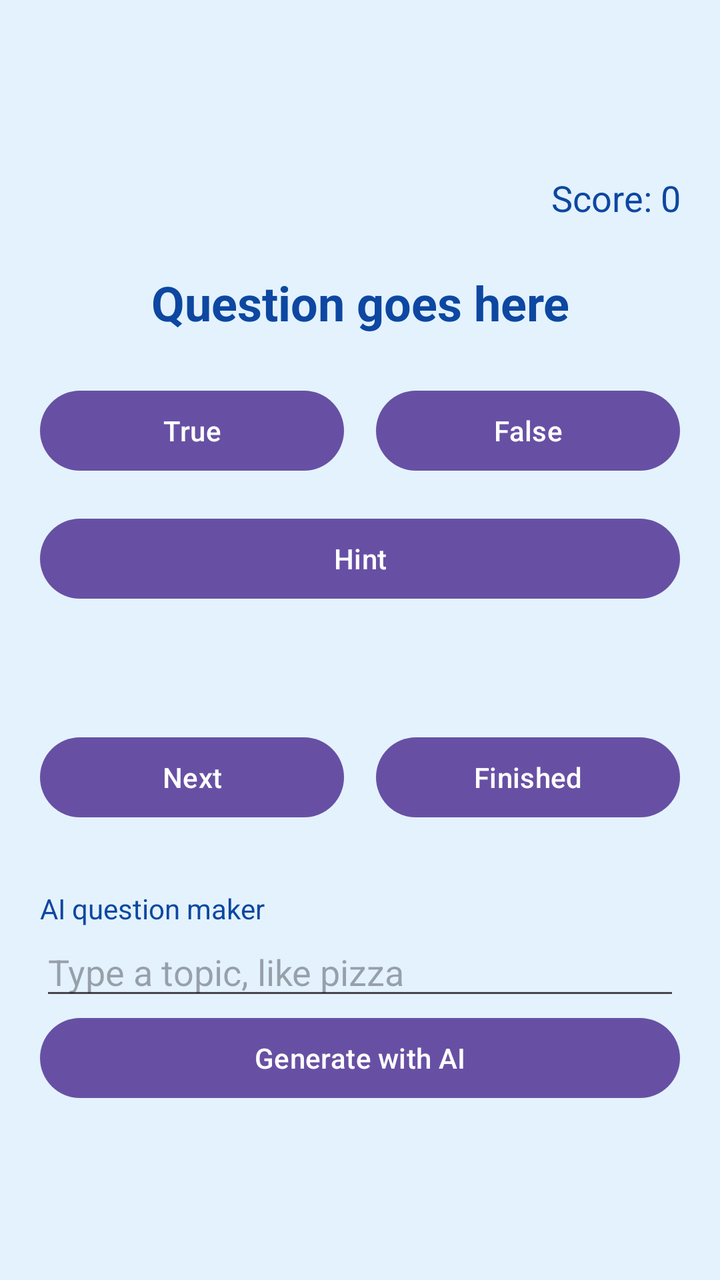
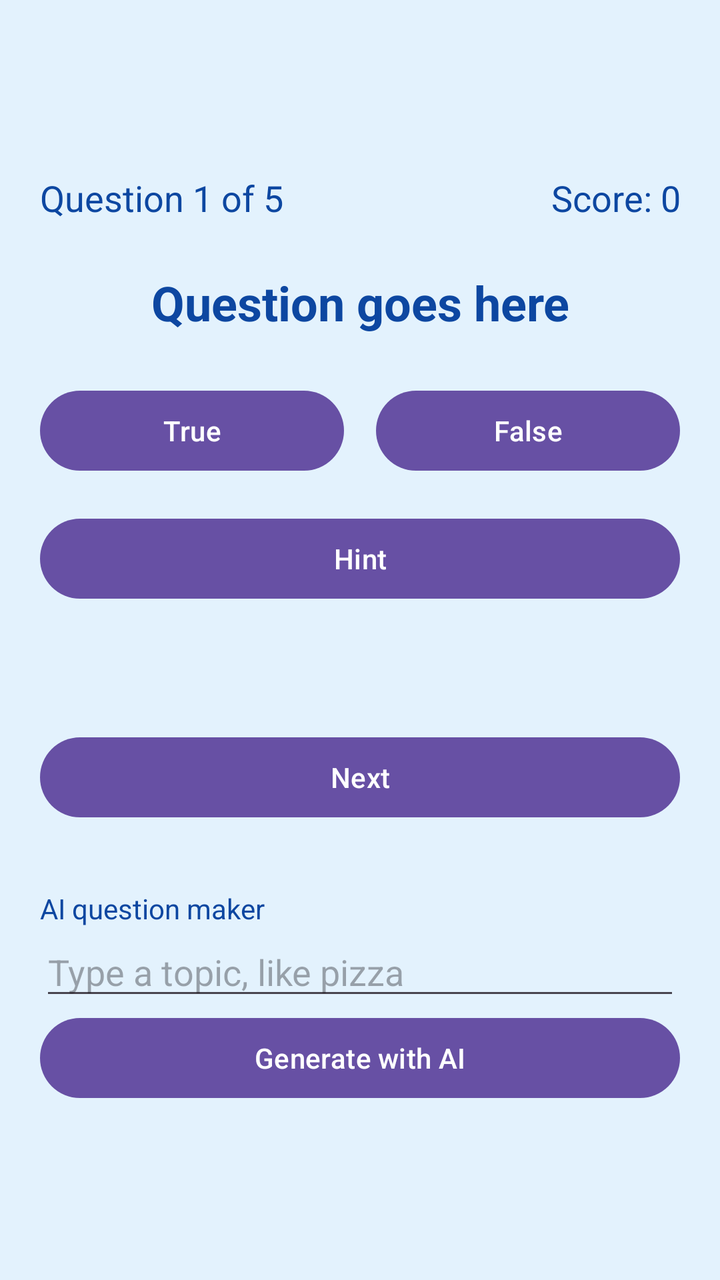

An Android layout rendered at two revisions. The XML below is the earlier revision; the diff shows what the commit changed to produce the second picture.
<!-- AndroidManifest.xml: application theme Theme.QuizAPP -->
<!-- res/layout/activity_main.xml -->
<?xml version="1.0" encoding="utf-8"?>
<androidx.constraintlayout.widget.ConstraintLayout xmlns:android="http://schemas.android.com/apk/res/android"
    xmlns:app="http://schemas.android.com/apk/res-auto"
    xmlns:tools="http://schemas.android.com/tools"
    android:id="@+id/main"
    android:layout_width="match_parent"
    android:layout_height="match_parent"
    android:background="#E3F2FD"
    tools:context=".MainActivity">

    <ScrollView
        android:id="@+id/mainScroll"
        android:layout_width="0dp"
        android:layout_height="0dp"
        android:fillViewport="true"
        app:layout_constraintBottom_toBottomOf="parent"
        app:layout_constraintEnd_toEndOf="parent"
        app:layout_constraintStart_toStartOf="parent"
        app:layout_constraintTop_toTopOf="parent">

    <LinearLayout
        android:layout_width="match_parent"
        android:layout_height="wrap_content"
        android:gravity="center_vertical"
        android:orientation="vertical"
        android:padding="20dp">

        <TextView
            android:id="@+id/scoreText"
            android:layout_width="match_parent"
            android:layout_height="wrap_content"
            android:gravity="end"
            android:text="Score: 0"
            android:textColor="#0D47A1"
            android:textSize="18sp" />

        <TextView
            android:id="@+id/questionText"
            android:layout_width="match_parent"
            android:layout_height="wrap_content"
            android:layout_marginTop="24dp"
            android:gravity="center"
            android:text="Question goes here"
            android:textColor="#0D47A1"
            android:textSize="24sp"
            android:textStyle="bold" />

        <LinearLayout
            android:layout_width="match_parent"
            android:layout_height="wrap_content"
            android:layout_marginTop="24dp"
            android:orientation="horizontal">

            <Button
                android:id="@+id/trueButton"
                android:layout_width="0dp"
                android:layout_height="wrap_content"
                android:layout_marginEnd="8dp"
                android:layout_weight="1"
                android:text="True" />

            <Button
                android:id="@+id/falseButton"
                android:layout_width="0dp"
                android:layout_height="wrap_content"
                android:layout_marginStart="8dp"
                android:layout_weight="1"
                android:text="False" />
        </LinearLayout>

        <Button
            android:id="@+id/hintButton"
            android:layout_width="match_parent"
            android:layout_height="wrap_content"
            android:layout_marginTop="16dp"
            android:text="Hint" />

        <TextView
            android:id="@+id/feedbackText"
            android:layout_width="match_parent"
            android:layout_height="wrap_content"
            android:layout_marginTop="16dp"
            android:gravity="center"
            android:text=""
            android:textColor="#1565C0"
            android:textSize="22sp" />

        <LinearLayout
            android:layout_width="match_parent"
            android:layout_height="wrap_content"
            android:layout_marginTop="16dp"
            android:orientation="horizontal">

            <Button
                android:id="@+id/nextButton"
                android:layout_width="0dp"
                android:layout_height="wrap_content"
                android:layout_marginEnd="8dp"
                android:layout_weight="1"
                android:text="Next" />

            <Button
                android:id="@+id/finishedButton"
                android:layout_width="0dp"
                android:layout_height="wrap_content"
                android:layout_marginStart="8dp"
                android:layout_weight="1"
                android:text="Finished" />
        </LinearLayout>

        <TextView
            android:layout_width="match_parent"
            android:layout_height="wrap_content"
            android:layout_marginTop="32dp"
            android:text="AI question maker"
            android:textColor="#0D47A1"
            android:textSize="14sp" />

        <EditText
            android:id="@+id/topicInput"
            android:layout_width="match_parent"
            android:layout_height="wrap_content"
            android:hint="Type a topic, like pizza"
            android:inputType="text" />

        <Button
            android:id="@+id/generateButton"
            android:layout_width="match_parent"
            android:layout_height="wrap_content"
            android:text="Generate with AI" />
    </LinearLayout>
    </ScrollView>

</androidx.constraintlayout.widget.ConstraintLayout>
<!-- resources referenced by this layout -->
<resources>
  <style name="Theme.QuizAPP" parent="Base.Theme.QuizAPP" />
  <style name="Base.Theme.QuizAPP" parent="Theme.Material3.DayNight.NoActionBar">
          
          
      </style>
</resources>

<!-- the commit's change to res/layout/activity_main.xml (unified diff, before → after) -->
@@ -25,14 +25,30 @@
         android:orientation="vertical"
         android:padding="20dp">
 
-        <TextView
-            android:id="@+id/scoreText"
+        <LinearLayout
             android:layout_width="match_parent"
             android:layout_height="wrap_content"
-            android:gravity="end"
-            android:text="Score: 0"
-            android:textColor="#0D47A1"
-            android:textSize="18sp" />
+            android:orientation="horizontal">
+
+            <TextView
+                android:id="@+id/progressText"
+                android:layout_width="0dp"
+                android:layout_height="wrap_content"
+                android:layout_weight="1"
+                android:text="Question 1 of 5"
+                android:textColor="#0D47A1"
+                android:textSize="18sp" />
+
+            <TextView
+                android:id="@+id/scoreText"
+                android:layout_width="0dp"
+                android:layout_height="wrap_content"
+                android:layout_weight="1"
+                android:gravity="end"
+                android:text="Score: 0"
+                android:textColor="#0D47A1"
+                android:textSize="18sp" />
+        </LinearLayout>
 
         <TextView
             android:id="@+id/questionText"
@@ -95,7 +111,6 @@
                 android:id="@+id/nextButton"
                 android:layout_width="0dp"
                 android:layout_height="wrap_content"
-                android:layout_marginEnd="8dp"
                 android:layout_weight="1"
                 android:text="Next" />
 
@@ -103,9 +118,9 @@
                 android:id="@+id/finishedButton"
                 android:layout_width="0dp"
                 android:layout_height="wrap_content"
-                android:layout_marginStart="8dp"
                 android:layout_weight="1"
-                android:text="Finished" />
+                android:text="Finished"
+                android:visibility="gone" />
         </LinearLayout>
 
         <TextView
